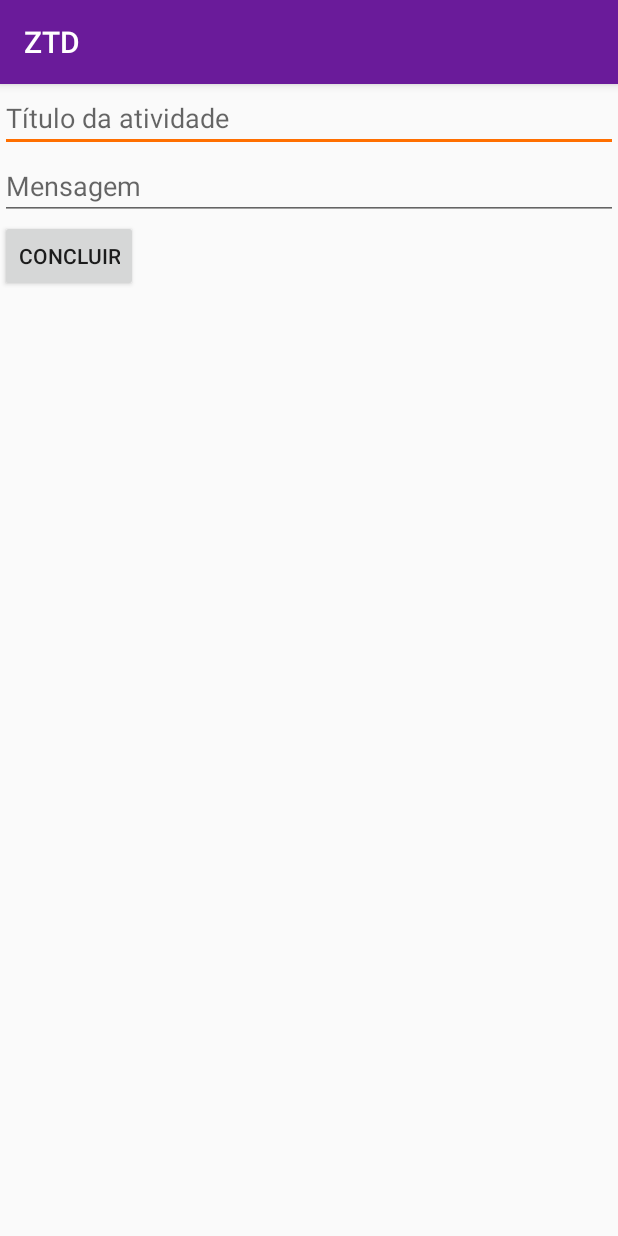
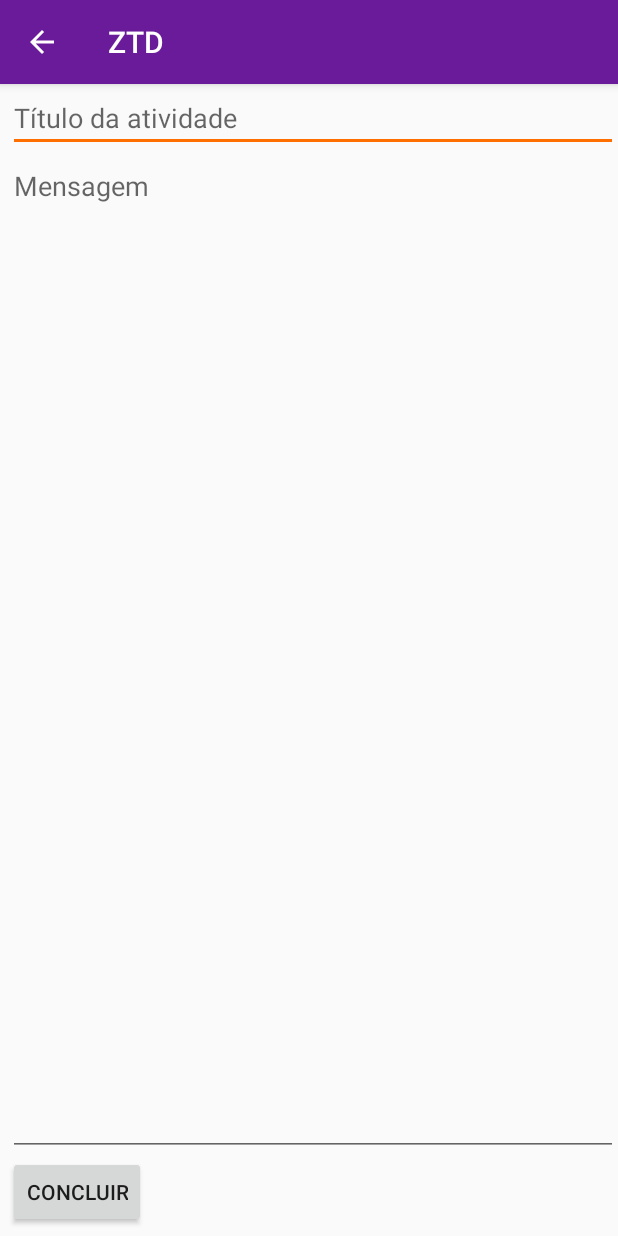
Before and after one commit to VitorVidal14/appdispositivos, an Android app: the NewTask screen opened directly, with no data from a screen before it, on a phone screen of 412 x 824 dp. Run offline under Robolectric (Android 15) with nearby library versions, the phone set to English and light mode, and no system bars.

Commit message:
2.0.0.2 Mudança na cor do Fab; Criada a opção para voltar a tela inicial a partir da tela de criar uma nova nota; O espaço ocupado pela caixa "Mensagem" foi aumentado;

```diff
--- a/app/src/main/java/vitor/com/appdispositivos/NewTask.java
+++ b/app/src/main/java/vitor/com/appdispositivos/NewTask.java
@@ -1,7 +1,10 @@
 package vitor.com.appdispositivos;
 
+import android.content.Intent;
+import android.support.v7.app.ActionBar;
 import android.support.v7.app.AppCompatActivity;
 import android.os.Bundle;
+import android.view.MenuItem;
 
 public class NewTask extends AppCompatActivity {
 
@@ -9,5 +12,23 @@ public class NewTask extends AppCompatActivity {
     protected void onCreate(Bundle savedInstanceState) {
         super.onCreate(savedInstanceState);
         setContentView(R.layout.activity_new_task);
+        setupActionBar();
+    }
+
+    private void setupActionBar() {
+        ActionBar actionBar = getSupportActionBar();
+        if (actionBar != null) {
+            actionBar.setDisplayHomeAsUpEnabled(true);
+        }
+    }
+
+    @Override
+    public boolean onOptionsItemSelected(MenuItem item) {
+        int id = item.getItemId();
+        if (id == android.R.id.home) {
+            startActivity(new Intent(NewTask.this, MainActivity.class));
+            return true;
+        }
+        return super.onOptionsItemSelected(item);
     }
 }
--- a/app/src/main/res/layout/activity_main.xml
+++ b/app/src/main/res/layout/activity_main.xml
@@ -12,7 +12,6 @@
         android:id="@+id/appbar"
         android:layout_width="match_parent"
         android:layout_height="wrap_content"
-        android:paddingTop="@dimen/appbar_padding_top"
         android:theme="@style/AppTheme.AppBarOverlay">
 
         <android.support.v7.widget.Toolbar
@@ -44,6 +43,7 @@
         android:layout_height="wrap_content"
         android:layout_gravity="end|bottom"
         android:layout_margin="@dimen/fab_margin"
-        app:srcCompat="@android:drawable/ic_input_add" />
+        app:srcCompat="@android:drawable/ic_input_add"
+        android:tint="#ffffff"/>
 
 </android.support.design.widget.CoordinatorLayout>
--- a/app/src/main/res/layout/activity_new_task.xml
+++ b/app/src/main/res/layout/activity_new_task.xml
@@ -3,10 +3,11 @@
     xmlns:tools="http://schemas.android.com/tools"
     xmlns:android="http://schemas.android.com/apk/res/android"
     android:layout_width="match_parent"
-    android:layout_height="wrap_content"
-    android:layout_weight="1"
+    android:layout_height="match_parent"
     tools:context="vitor.com.appdispositivos.NewTask"
-    android:orientation="vertical">
+    android:orientation="vertical"
+    android:layout_marginStart="5dp"
+    android:layout_marginBottom="5dp">
 
     <EditText
         android:layout_width="match_parent"
@@ -17,13 +18,12 @@
         android:layout_width="match_parent"
         android:layout_height="0dp"
         android:layout_weight="1"
-        android:hint="@string/message" />
+        android:hint="@string/message"
+        android:gravity="start"/>
 
     <Button
         android:layout_width="wrap_content"
         android:layout_height="wrap_content"
         android:text = "@string/ok"/>
 
-
-
 </LinearLayout>
```
